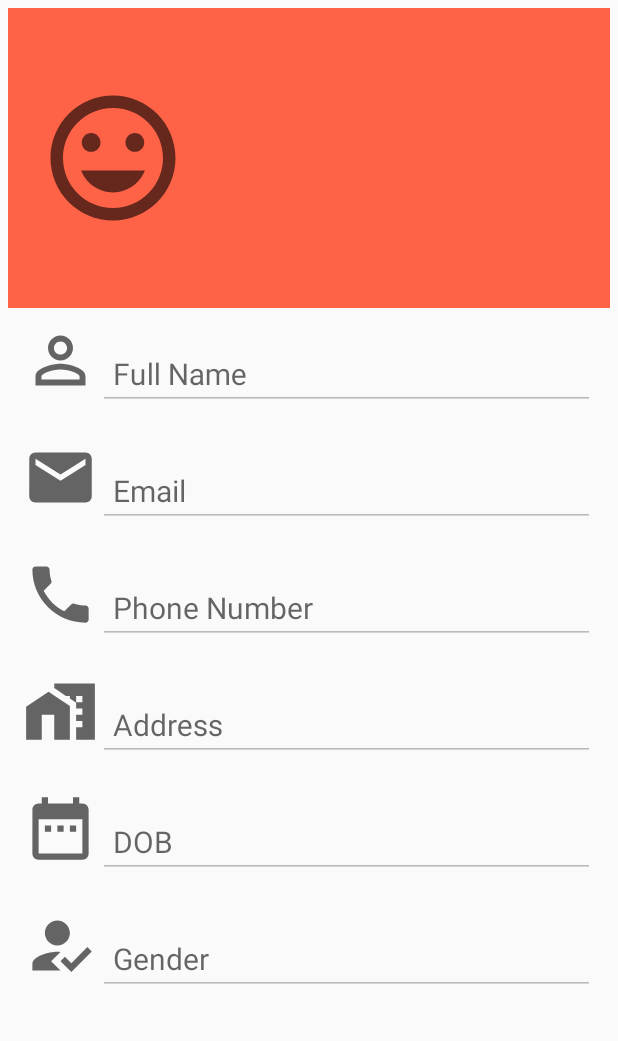
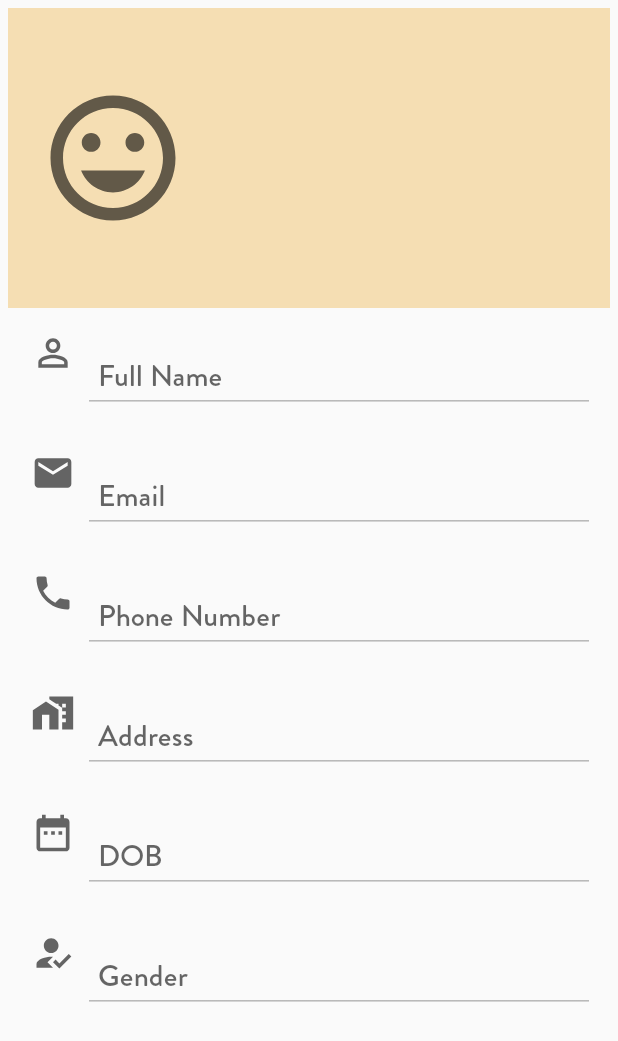
Before and after one commit to kartikaysharma01/FuelisticV2Client, an Android app: the fragment ProfileFragment shown on its own in the app's theme, on a phone screen of 412 x 824 dp. Shown: the top 1041 px of the screen. Run offline under Robolectric (Android 15) with nearby library versions, the phone set to English and light mode, and no system bars; Roboto replaces fonts that are not available here; 7 statements that could not run were skipped.

Commit message:
MyProfile made better

```diff
--- a/app/src/main/res/layout/profile_fragment.xml
+++ b/app/src/main/res/layout/profile_fragment.xml
@@ -10,7 +10,7 @@
     <RelativeLayout
         android:layout_width="match_parent"
         android:layout_height="200dp"
-        android:background="@color/colorPrimaryDark"
+        android:background="@color/colorBackground"
         android:padding="20dp">
 
         <ImageView
@@ -24,8 +24,9 @@
             android:id="@+id/profile_userName"
             android:layout_width="wrap_content"
             android:layout_height="wrap_content"
+            android:fontFamily="@font/bungee"
             android:padding="7dp"
-            android:textSize="25sp"
+            android:textSize="22sp"
             android:layout_toEndOf="@+id/profileImg"
             android:layout_centerVertical="true"
             android:layout_marginStart="10dp"
--- a/app/src/main/res/layout/profile_listitem.xml
+++ b/app/src/main/res/layout/profile_listitem.xml
@@ -1,25 +1,29 @@
 <?xml version="1.0" encoding="utf-8"?>
 <RelativeLayout xmlns:android="http://schemas.android.com/apk/res/android"
     android:layout_width="match_parent"
+    xmlns:app="http://schemas.android.com/apk/res-auto"
     android:padding="10dp"
     android:layout_height="wrap_content">
 
     <ImageView
+        android:padding="5dp"
         android:id="@+id/img_item"
-        android:layout_width="50dp"
+        android:layout_width="40dp"
         android:scaleType="fitXY"
         android:contentDescription="@string/app_name"
-        android:layout_height="50dp" />
+        android:layout_height="40dp" />
 
     <com.google.android.material.textfield.TextInputLayout
         android:id="@+id/inputDesc"
         android:layout_width="match_parent"
+        app:hintTextColor="@color/black"
         android:layout_height="wrap_content"
         android:layout_toEndOf="@id/img_item">
 
         <EditText
             android:id="@+id/inputValue"
             android:layout_width="match_parent"
+            android:fontFamily="@font/brandon_medium"
             android:layout_height="wrap_content"
             android:textColor="@color/black"
             android:padding="10dp"
```
